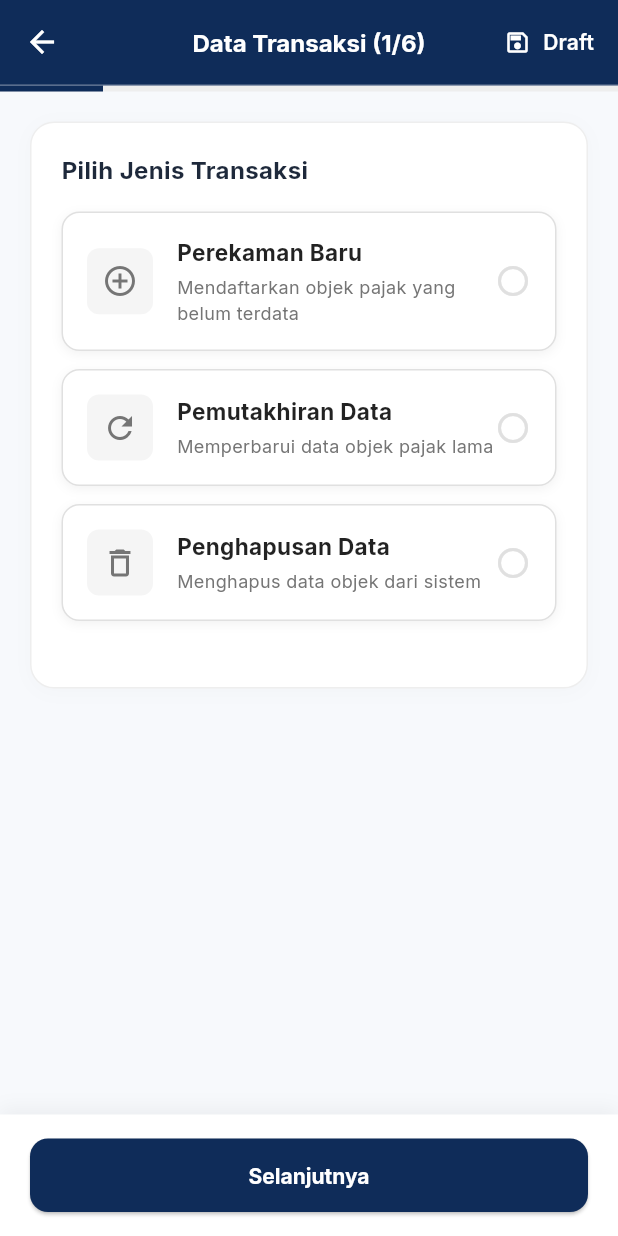
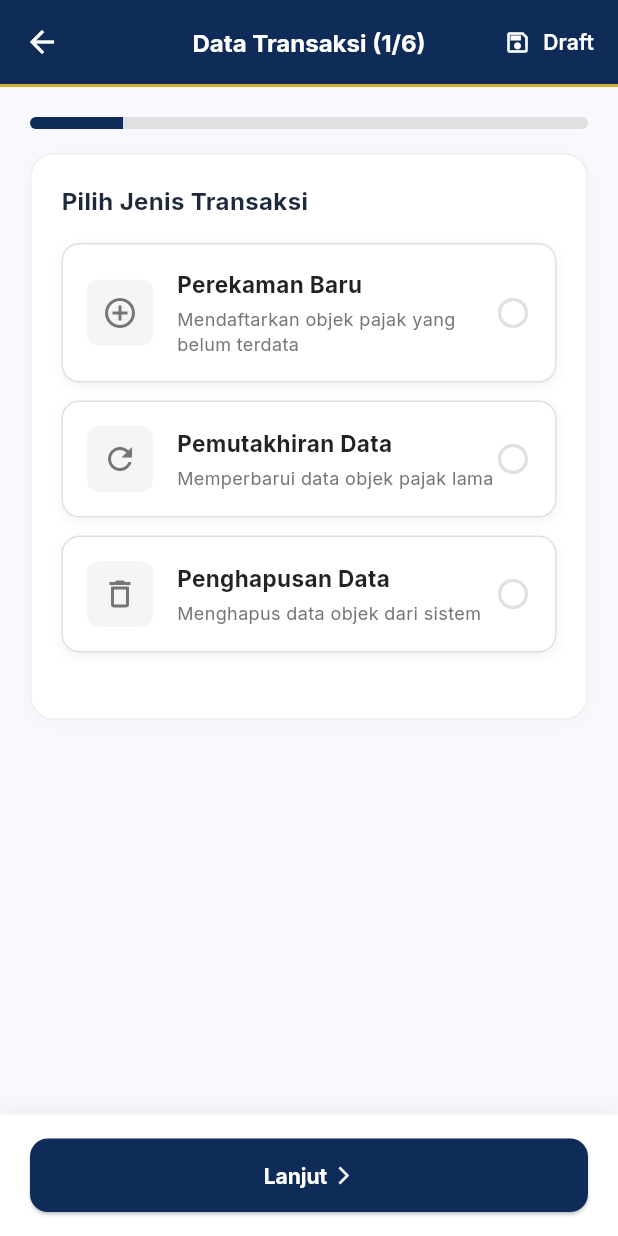
Before and after one commit to Hanunnisasalsabila/Magang_Bakeuda, a Flutter app: the SpopFormScreen screen opened directly, on a phone screen of 412 x 824 dp. Run offline on Flutter 3.47's test engine with Material 3 defaults, Android fonts, the phone set to English and light mode, and no system bars; our stand-ins replace dio, file_picker, flutter_animate, flutter_dotenv, flutter_map, flutter_secure_storage and 8 more; missing offline and left inert: excel; accounts and stored records are empty; network calls fail.

Commit message:
feat: implement multi-step SPOP form and building data management in mobile and frontend applications

```diff
--- a/mobile/lib/screens/spop_form_screen.dart
+++ b/mobile/lib/screens/spop_form_screen.dart
@@ -284,16 +284,16 @@ class _SpopFormScreenState extends State<SpopFormScreen> {
   void _initBangunanList(int count) {
     if (_dataBangunanList.length != count) {
       _dataBangunanList = List.generate(count, (index) => {
-        'jenisPenggunaan': Constants.jenisPenggunaanBangunan[0],
+        'jenisPenggunaan': null,
         'luasBangunan': '',
         'jumlahLantai': '',
         'tahunDibangun': '',
-        'kondisi': Constants.kondisiBangunan[0],
-        'konstruksi': Constants.konstruksiBangunan[0],
-        'atap': Constants.atapBangunan[0],
-        'dinding': Constants.dindingBangunan[0],
-        'lantai': Constants.lantaiBangunan[0],
-        'langitLangit': Constants.langitLangitBangunan[0],
+        'kondisi': null,
+        'konstruksi': null,
+        'atap': null,
+        'dinding': null,
+        'lantai': null,
+        'langitLangit': null,
       });
       _currentBangunanIndex = 1;
     }
@@ -1301,10 +1301,10 @@ class _SpopFormScreenState extends State<SpopFormScreen> {
         foregroundColor: Colors.white,
         elevation: 0,
         bottom: PreferredSize(
-          preferredSize: const Size.fromHeight(1.0),
+          preferredSize: const Size.fromHeight(2.0),
           child: Container(
-            color: Colors.white.withValues(alpha: 0.2),
-            height: 1.0,
+            color: const Color(0xFFD4AF37), // Garis emas (Gold border)
+            height: 2.0,
           ),
         ),
         actions: [
@@ -1320,16 +1320,22 @@ class _SpopFormScreenState extends State<SpopFormScreen> {
         child: Column(
           children: [
             // Linear Progress Indicator
-            LinearProgressIndicator(
-              value: (_currentStep + 1) / 6,
-              backgroundColor: Colors.grey.shade200,
-              color: const Color(0xFF0F2C59),
-              minHeight: 4,
+            Padding(
+              padding: const EdgeInsets.fromLTRB(20, 20, 20, 0),
+              child: ClipRRect(
+                borderRadius: BorderRadius.circular(8),
+                child: LinearProgressIndicator(
+                  value: (_currentStep + 1) / 6,
+                  backgroundColor: Colors.grey.shade300,
+                  color: const Color(0xFF0F2C59),
+                  minHeight: 8,
+                ),
+              ),
             ),
 
             Expanded(
               child: SingleChildScrollView(
-                padding: const EdgeInsets.all(20),
+                padding: const EdgeInsets.fromLTRB(20, 16, 20, 20),
                 child: Container(
                   padding: const EdgeInsets.all(20),
                   decoration: BoxDecoration(
@@ -1365,7 +1371,14 @@ class _SpopFormScreenState extends State<SpopFormScreen> {
                           foregroundColor: const Color(0xFF0F2C59),
                           side: const BorderSide(color: Color(0xFF0F2C59)),
                         ),
-                        child: const Text('Kembali'),
+                        child: const Row(
+                          mainAxisAlignment: MainAxisAlignment.center,
+                          children: [
+                            Icon(Icons.arrow_back_ios, size: 14),
+                            SizedBox(width: 4),
+                            Text('Kembali', style: TextStyle(fontWeight: FontWeight.bold)),
+                          ],
+                        ),
                       ),
                     ),
                     const SizedBox(width: 12),
@@ -1382,10 +1395,19 @@ class _SpopFormScreenState extends State<SpopFormScreen> {
                       ),
                       child: _isLoading
                         ? const SizedBox(width: 20, height: 20, child: CircularProgressIndicator(color: Colors.white, strokeWidth: 2))
-                        : Text(
-                            isLastStep ? 'Simpan & Ajukan' : (_selectedKategori == 'PENGHAPUSAN' && _currentStep == 0 ? 'Lanjut Konfirmasi Penghapusan' : 'Selanjutnya'),
-                            style: const TextStyle(fontWeight: FontWeight.bold),
-                          ),
+                          : Row(
+                              mainAxisAlignment: MainAxisAlignment.center,
+                              children: [
+                                Text(
+                                  isLastStep ? 'Ajukan Data' : (_selectedKategori == 'PENGHAPUSAN' && _currentStep == 0 ? 'Lanjut Hapus' : 'Lanjut'),
+                                  style: const TextStyle(fontWeight: FontWeight.bold),
+                                ),
+                                if (!isLastStep) ...[
+                                  const SizedBox(width: 4),
+                                  const Icon(Icons.arrow_forward_ios, size: 14),
+                                ],
+                              ],
+                            ),
                     ),
                   ),
                 ],
--- a/mobile/lib/utils/constants.dart
+++ b/mobile/lib/utils/constants.dart
@@ -1,21 +1,21 @@
 class Constants {
   static const List<String> jenisPenggunaanBangunan = [
+    'Apartemen',
+    'Bangunan Parkir',
+    'Bengkel/Gudang/Pertanian',
+    'Bng Tidak Kena Pajak',
+    'Gedung Pemerintah',
+    'Gedung Sekolah',
+    'Hotel/Wisma',
+    'Olah Raga/Rekreasi',
+    'Pabrik',
+    'Perkantoran Swasta',
     'Perumahan',
-    'Perkantoran Swasta',
-    'Pabrik',
+    'Pompa Bensin',
+    'Rumah Sakit/Klinik',
+    'Tangki Minyak',
     'Toko/Apotik/Pasar/Ruko',
-    'Rumah Sakit/Klinik',
-    'Olah Raga/Rekreasi',
-    'Hotel/Wisma',
-    'Bengkel/Gudang/Pertanian',
-    'Gedung Pemerintah',
-    'Lain-lain',
-    'Bng Tidak Kena Pajak',
-    'Bangunan Parkir',
-    'Apartemen',
-    'Pompa Bensin',
-    'Tangki Minyak',
-    'Gedung Sekolah'
+    'Lain-lain'
   ];
 
   static const List<String> kondisiBangunan = [
@@ -27,34 +27,35 @@ class Constants {
 
   static const List<String> konstruksiBangunan = [
     'Baja',
+    'Batu Bata',
     'Beton',
-    'Batu Bata',
     'Kayu'
   ];
 
   static const List<String> atapBangunan = [
+    'Asbes',
     'Decrabon/Beton/Genteng Glazur',
     'Genteng Beton/Aluminium',
     'Genteng Biasa/Sirap',
-    'Asbes',
     'Seng'
   ];
 
   static const List<String> dindingBangunan = [
+    'Batu Bata/Conblok',
+    'Beton',
     'Kaca/Aluminium',
-    'Beton',
-    'Batu Bata/Conblok',
     'Kayu',
     'Seng',
     'Tidak ada Dinding'
   ];
 
   static const List<String> lantaiBangunan = [
+    'Keramik',
     'Marmer',
-    'Keramik',
+    'Semen',
+    'Tanah',
     'Teraso',
-    'Ubin PC/Papan',
-    'Semen'
+    'Ubin PC/Papan'
   ];
 
   static const List<String> langitLangitBangunan = [
```
Also changed, not shown: mobile/lib/screens/spop_steps/step3_bangunan.dart (+23 -23 lines), 4 other files.
